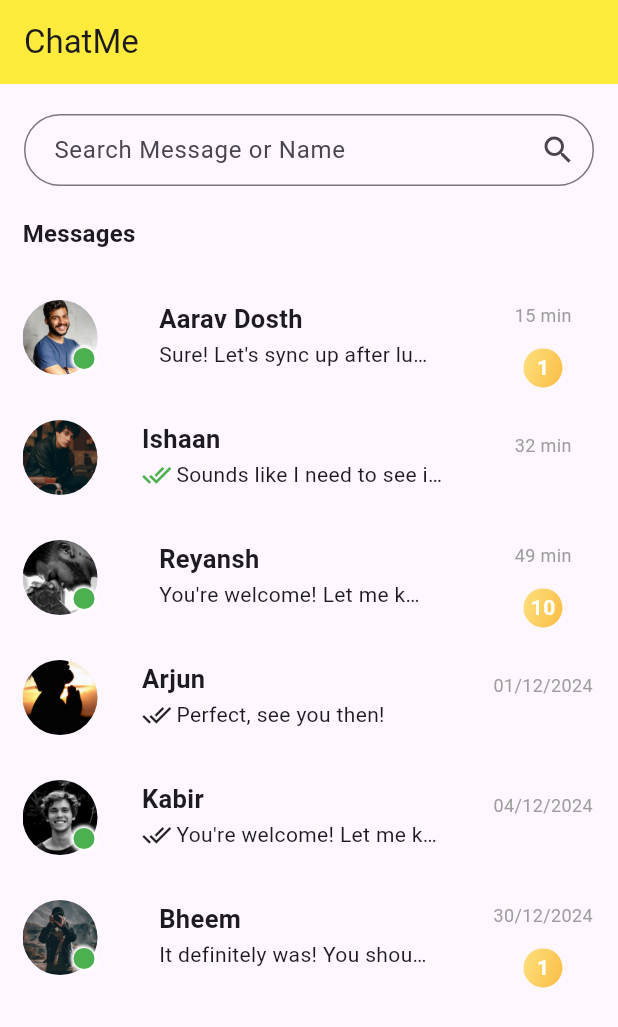
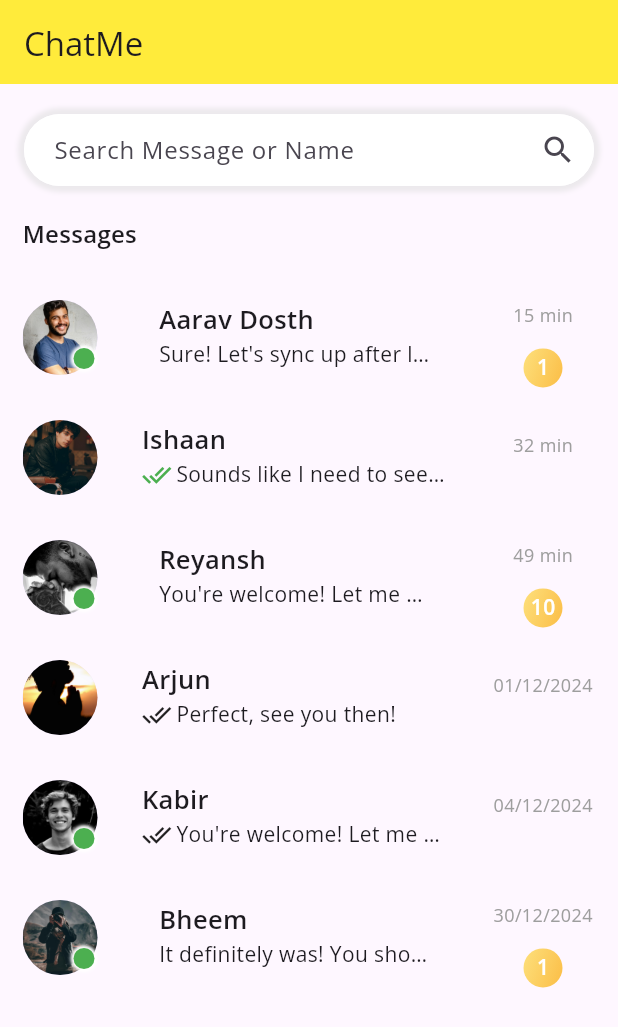
Before and after one commit to Naga283/chatAppUi, a Flutter app: the screen it shows after launch, on a phone screen of 412 x 824 dp. Shown: the top 1027 px of the screen. Run offline on Flutter 3.47's test engine with Material 3 defaults, Android fonts, the phone set to English and light mode, and no system bars; our stand-ins replace flutter_riverpod.

Commit message:
Change log: 1. Changed font

```diff
--- a/lib/main.dart
+++ b/lib/main.dart
@@ -16,7 +16,7 @@ class MyApp extends StatelessWidget {
       title: 'Flutter Demo',
       debugShowCheckedModeBanner: false,
       theme: ThemeData(
-        colorScheme: ColorScheme.fromSeed(seedColor: Colors.deepPurple),
+        fontFamily: "OpenSans",
         useMaterial3: true,
       ),
       home: HomeScreen(),
--- a/lib/screens/home_screen/components/members_list.dart
+++ b/lib/screens/home_screen/components/members_list.dart
@@ -6,8 +6,8 @@ import 'package:chat_app_ui/screens/home_screen/components/chat_items.dart';
 import 'package:flutter/material.dart';
 import 'package:flutter_riverpod/flutter_riverpod.dart';
 
-class MemebersList extends ConsumerWidget {
-  const MemebersList({
+class MembersList extends ConsumerWidget {
+  const MembersList({
     super.key,
   });
 
--- a/lib/screens/home_screen/home_screen.dart
+++ b/lib/screens/home_screen/home_screen.dart
@@ -1,6 +1,5 @@
 import 'package:chat_app_ui/constants/colors.dart';
 import 'package:chat_app_ui/constants/dummy_message_data.dart';
-import 'package:chat_app_ui/notifier/search_list_change_notifier_provider.dart';
 import 'package:chat_app_ui/screens/home_screen/components/members_list.dart';
 import 'package:chat_app_ui/services/searching.dart';
 import 'package:flutter/material.dart';
@@ -16,6 +15,10 @@ class HomeScreen extends ConsumerStatefulWidget {
 class _HomeScreenState extends ConsumerState<HomeScreen> {
   @override
   Widget build(BuildContext context) {
+    var outlineInputBorder = OutlineInputBorder(
+      borderSide: BorderSide(color: Colors.white),
+      borderRadius: BorderRadius.circular(40),
+    );
     return Scaffold(
       appBar: AppBar(
         backgroundColor: appColors.yellowCol,
@@ -36,6 +39,20 @@ class _HomeScreenState extends ConsumerState<HomeScreen> {
                   child: Row(
                     children: [
                       Flexible(
+                        child: Container(
+                          decoration: BoxDecoration(
+                            boxShadow: [
+                              BoxShadow(
+                                  color: Colors.grey[300]?.withOpacity(0.6) ??
+                                      Colors.red,
+                                  blurRadius: 2,
+                                  spreadRadius: 4)
+                            ],
+                            color: Colors.white,
+                            borderRadius: BorderRadius.circular(
+                              50,
+                            ),
+                          ),
                           child: TextFormField(
                             onChanged: (v) {
                               searchUsers(v, userList, ref);
@@ -44,6 +61,8 @@ class _HomeScreenState extends ConsumerState<HomeScreen> {
                               hintText: "Search Message or Name",
                               contentPadding:
                                   EdgeInsets.symmetric(horizontal: 16),
+                              focusedBorder: outlineInputBorder,
+                              enabledBorder: outlineInputBorder,
                               border: OutlineInputBorder(
                                   borderSide: BorderSide(color: Colors.white),
                                   borderRadius: BorderRadius.circular(40)),
@@ -51,7 +70,7 @@ class _HomeScreenState extends ConsumerState<HomeScreen> {
                             ),
                           ),
                         ),
-                      //
+                      ),
                     ],
                   ),
                 ),
@@ -72,7 +91,7 @@ class _HomeScreenState extends ConsumerState<HomeScreen> {
                   ),
                 ),
                 SizedBox(height: 20),
-                MemebersList(),
+                MembersList(),
               ],
             ),
           ],
```
Also changed, not shown: lib/screens/chat_screen/chat_screen.dart (+0 -20 lines), pubspec.yaml (+4 -4 lines), assets/fonts/OpenSans.ttf (added). Lines whose indentation alone changed are shown as unchanged.
